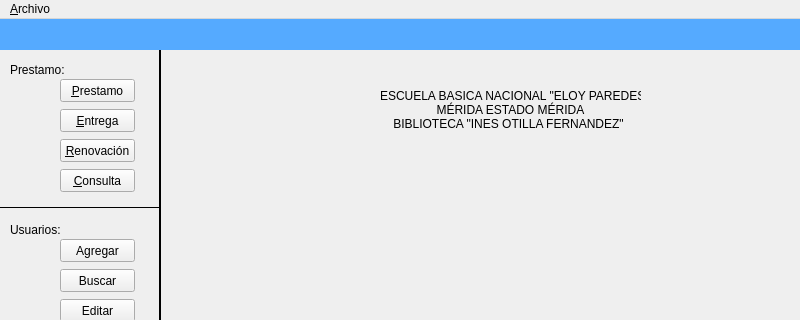
First picture: the form in mainwindow.ui, repository ottodevs/project-biblioteca, before the edit; both pictures show x 0 to 800 and y 0 to 320 of the 800 by 600 pixel window.
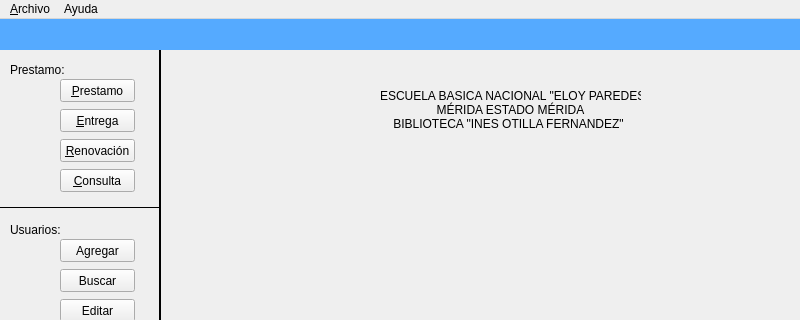
Second picture: the form after the edit. Icons and pictures are not drawn.

Commit message: Aqui va una version preliminar de el about.

```diff
--- a/mainwindow.ui
+++ b/mainwindow.ui
@@ -401,7 +401,14 @@
     <addaction name="separator"/>
     <addaction name="actionSalir"/>
    </widget>
+   <widget class="QMenu" name="menuAyuda">
+    <property name="title">
+     <string>Ayuda</string>
+    </property>
+    <addaction name="actionAcerca"/>
+   </widget>
    <addaction name="menuArchivo"/>
+   <addaction name="menuAyuda"/>
   </widget>
   <action name="actionInicio">
    <property name="text">
```
Left out of the diff: 5 changed lines with no effect on the pictures. The commit also changes 2 other files.
